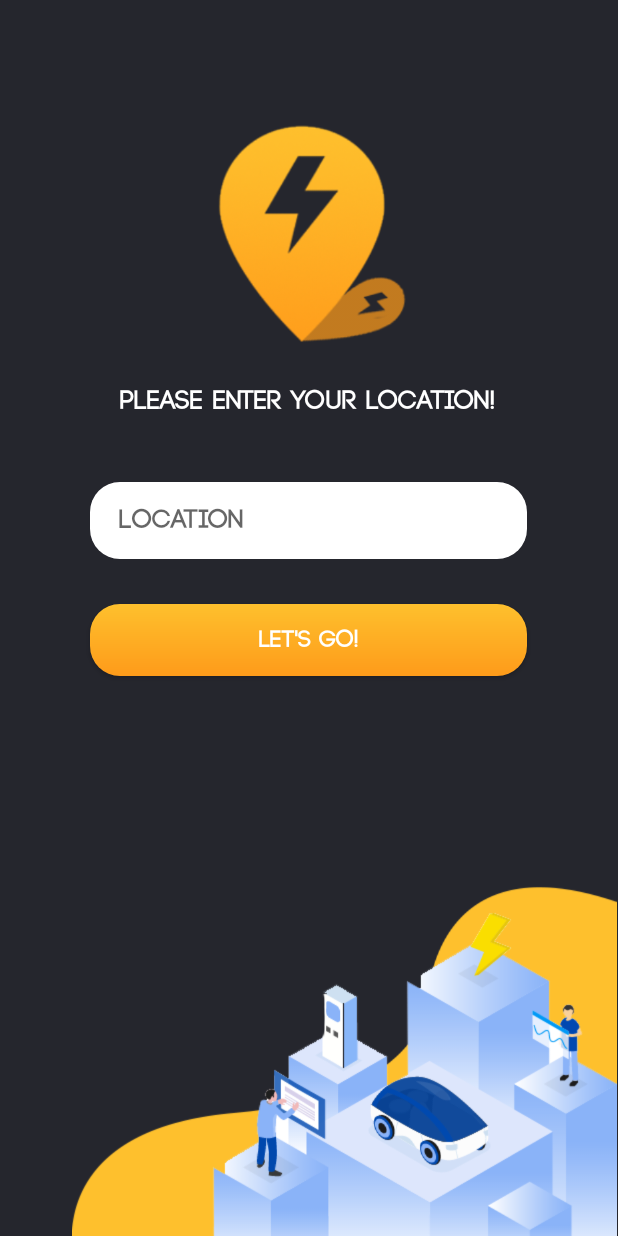
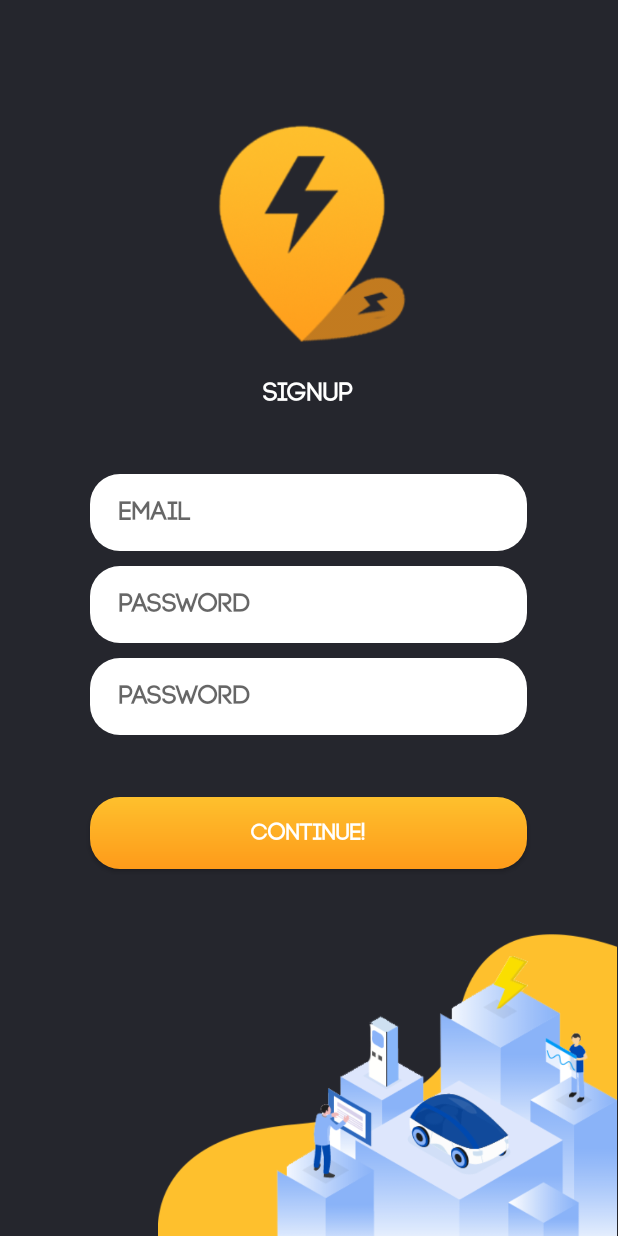
Before and after one commit to shivam-grover/EazyCharge, an Android app: the screen it shows after launch (MainActivity before the commit, SignUp after it), on a phone screen of 412 x 824 dp. Run offline under Robolectric (Android 15) with nearby library versions, the light colour scheme and no system bars; our stand-ins replace Firebase (no records; nobody signed in at launch, a user with empty details on screens opened directly).

Commit message:
Connectors, sign up

```diff
--- a/app/build.gradle
+++ b/app/build.gradle
@@ -1,4 +1,5 @@
 apply plugin: 'com.android.application'
+apply plugin: 'com.google.gms.google-services'
 
 android {
     compileSdkVersion 28
@@ -24,14 +25,19 @@ dependencies {
     implementation 'com.android.support.constraint:constraint-layout:1.1.3'
     implementation 'com.android.support:support-v4:28.0.0'
     implementation 'com.android.support:design:28.0.0'
+    implementation 'com.google.firebase:firebase-database:16.1.0'
+    implementation 'com.google.firebase:firebase-auth:16.1.0'
     testImplementation 'junit:junit:4.12'
     androidTestImplementation 'com.android.support.test:runner:1.0.2'
     androidTestImplementation 'com.android.support.test.espresso:espresso-core:3.0.2'
     implementation 'com.github.navasmdc:MaterialDesign:1.5@aar'
     implementation 'com.github.lecho:hellocharts-library:1.5.8@aar'
+    implementation 'com.google.android.gms:play-services-maps:15.0.1'
+    implementation 'com.google.android.gms:play-services-location:15.0.1'
     implementation 'com.jjoe64:graphview:4.2.2'
     implementation 'com.nineoldandroids:library:2.4.0'
     implementation 'devlight.io:arcprogressstackview:1.0.4'
+    apply plugin: 'com.google.gms.google-services'
 
     implementation 'com.github.PhilJay:MPAndroidChart:v3.1.0-alpha'
 
--- a/app/src/main/java/com/example/chargerapp1/Navi.java
+++ b/app/src/main/java/com/example/chargerapp1/Navi.java
@@ -21,6 +21,8 @@ import com.github.mikephil.charting.charts.LineChart;
 import com.github.mikephil.charting.data.Entry;
 import com.github.mikephil.charting.data.LineData;
 import com.github.mikephil.charting.data.LineDataSet;
+import com.google.firebase.database.DatabaseReference;
+import com.google.firebase.database.FirebaseDatabase;
 import com.jjoe64.graphview.GraphView;
 import com.jjoe64.graphview.series.DataPoint;
 import com.jjoe64.graphview.series.LineGraphSeries;
@@ -36,7 +38,7 @@ public class Navi extends AppCompatActivity
         implements NavigationView.OnNavigationItemSelectedListener {
     private static final int MODEL_COUNT = 4;
     private ArcProgressStackView mArcProgressStackView;
-
+    DatabaseReference databaseReference;
     @RequiresApi(api = Build.VERSION_CODES.LOLLIPOP)
     @Override
     protected void onCreate(Bundle savedInstanceState) {
@@ -44,6 +46,7 @@ public class Navi extends AppCompatActivity
         setContentView(R.layout.activity_navi);
         Toolbar toolbar = (Toolbar) findViewById(R.id.toolbar);
         setSupportActionBar(toolbar);
+//        databaseReference = FirebaseDatabase.getInstance().getReference();
         LineChart chart = (LineChart) findViewById(R.id.charts);
         mArcProgressStackView = (ArcProgressStackView) findViewById(R.id.arcG);
         mArcProgressStackView.setIsShadowed(false);
--- a/app/src/main/java/com/example/chargerapp1/Price.java
+++ b/app/src/main/java/com/example/chargerapp1/Price.java
@@ -55,7 +55,7 @@ public class Price extends AppCompatActivity {
         next.setOnClickListener(new View.OnClickListener() {
             @Override
             public void onClick(View v) {
-                startActivity(new Intent(Price.this, Navi.class));
+                startActivity(new Intent(Price.this, Connector.class));
             }
         });
     }
--- /dev/null
+++ b/app/src/main/java/com/example/chargerapp1/SignUp.java
@@ -0,0 +1,77 @@
+package com.example.chargerapp1;
+
+import android.content.Intent;
+import android.os.Bundle;
+import android.support.annotation.NonNull;
+import android.support.v7.app.AppCompatActivity;
+import android.util.Log;
+import android.view.View;
+import android.widget.Button;
+import android.widget.EditText;
+import android.widget.Toast;
+
+import com.google.android.gms.tasks.OnCompleteListener;
+import com.google.android.gms.tasks.Task;
+import com.google.firebase.auth.AuthResult;
+import com.google.firebase.auth.FirebaseAuth;
+import com.google.firebase.auth.FirebaseUser;
+import com.google.firebase.database.FirebaseDatabase;
+
+
+public class SignUp extends AppCompatActivity {
+
+    Button button;
+    FirebaseAuth mauth;
+    EditText email, password;
+    @Override
+    protected void onCreate(Bundle savedInstanceState) {
+        super.onCreate(savedInstanceState);
+        setContentView(R.layout.activity_signup);
+        button = findViewById(R.id.button);
+        email= findViewById(R.id.editText);
+        password = findViewById(R.id.editText2);
+//        mauth = FirebaseAuth.getInstance();
+        button.setOnClickListener(new View.OnClickListener() {
+            @Override
+            public void onClick(View v) {
+
+
+
+                startActivity(new Intent(SignUp.this, MainActivity.class));
+
+    //                mauth.createUserWithEmailAndPassword(email.toString(), password.toString())
+    //                        .addOnCompleteListener(this, new OnCompleteListener<AuthResult>() {
+    //                            @Override
+    //                            public void onComplete(@NonNull Task<AuthResult> task) {
+    //                                if (task.isSuccessful()) {
+    //                                    // Sign in success, update UI with the signed-in user's information
+    //                                    Log.d("DON", "createUserWithEmail:success");
+    //                                    FirebaseUser user = mauth.getCurrentUser();
+    //                                    startActivity(new Intent(SignUp.this, MainActivity.class));
+    //
+    //                                } else {
+    //                                    // If sign in fails, display a message to the user.
+    //                                    Log.w("NOT", "createUserWithEmail:failure", task.getException());
+    //                                    Toast.makeText(SignUp.this, "Authentication failed.",
+    //                                            Toast.LENGTH_SHORT).show();
+    //                                    updateUI(null);
+    //                                }
+    //
+    //                            }
+    //                        });
+            }
+        });
+    }
+
+    @Override
+    public void onStart() {
+        super.onStart();
+        // Check if user is signed in (non-null) and update UI accordingly.
+//        Fireb\aseUser currentUser = mauth.getCurrentUser();
+//        startActivity(new Intent(SignUp.this, MainActivity.class));
+
+
+    }
+
+
+}
--- a/app/src/main/res/layout/activity_details_pace.xml
+++ b/app/src/main/res/layout/activity_details_pace.xml
@@ -206,7 +206,7 @@
         android:layout_marginTop="50dp"
         android:background="@drawable/edit_round2"
         android:fontFamily="@font/codebold"
-        android:text="Let's Go!"
+        android:text="Continue!"
         android:textColor="#ffffff"
         android:textSize="16dp" />
 
--- a/app/src/main/res/layout/activity_main.xml
+++ b/app/src/main/res/layout/activity_main.xml
@@ -48,18 +48,30 @@
         android:fitsSystemWindows="true"
         app:srcCompat="@drawable/loc" />
 
-    <ImageView
-        android:id="@+id/imageView6"
-        android:layout_width="363dp"
-        android:layout_height="312dp"
-        android:layout_alignParentLeft="true"
 
-        android:layout_alignParentBottom="true"
-        android:layout_marginLeft="48dp"
-        android:layout_marginRight="-50dp"
-        android:layout_marginBottom="-40dp"
-        android:fitsSystemWindows="true"
-        app:srcCompat="@drawable/backso" />
+    <TextView
+        android:id="@+id/textView2"
+        android:layout_width="wrap_content"
+        android:layout_height="wrap_content"
+        android:layout_below="@id/editText"
+        android:layout_centerHorizontal="true"
+        android:layout_marginTop="51dp"
+        android:text="Or click me to find location!"
+        android:textColor="@android:color/holo_green_light"
+        android:textSize="18sp"
+        app:fontFamily="@font/codebold" />
+    <!--<ImageView-->
+        <!--android:id="@+id/imageView6"-->
+        <!--android:layout_width="363dp"-->
+        <!--android:layout_height="312dp"-->
+        <!--android:layout_alignParentLeft="true"-->
+
+        <!--android:layout_alignParentBottom="true"-->
+        <!--android:layout_marginLeft="48dp"-->
+        <!--android:layout_marginRight="-50dp"-->
+        <!--android:layout_marginBottom="-40dp"-->
+        <!--android:fitsSystemWindows="true"-->
+        <!--app:srcCompat="@drawable/backso" />-->
 
     <Button
         android:id="@+id/button"
@@ -68,10 +80,10 @@
         android:fontFamily="@font/codebold"
         android:textSize="16dp"
         android:layout_height="wrap_content"
-        android:layout_below="@id/editText"
+        android:layout_below="@id/textView2"
         android:layout_centerHorizontal="true"
         android:layout_marginTop="30dp"
         android:background="@drawable/edit_round2"
-        android:text="Let's Go!" />
+        android:text="Continue!" />
 
 </RelativeLayout>
--- a/app/src/main/res/layout/activity_price.xml
+++ b/app/src/main/res/layout/activity_price.xml
@@ -235,7 +235,7 @@
         android:layout_marginTop="50dp"
         android:background="@drawable/edit_round2"
         android:fontFamily="@font/codebold"
-        android:text="Let's Go!"
+        android:text="Continue!"
         android:textColor="#ffffff"
         android:textSize="16dp" />
 
--- /dev/null
+++ b/app/src/main/res/layout/activity_signup.xml
@@ -0,0 +1,120 @@
+<?xml version="1.0" encoding="utf-8"?>
+<RelativeLayout xmlns:android="http://schemas.android.com/apk/res/android"
+    xmlns:app="http://schemas.android.com/apk/res-auto"
+    xmlns:tools="http://schemas.android.com/tools"
+    android:layout_width="match_parent"
+    android:layout_height="match_parent"
+    android:background="#25262d"
+    tools:context=".MainActivity">
+
+    <TextView
+        android:id="@+id/textView"
+        android:layout_width="wrap_content"
+        android:layout_height="wrap_content"
+        android:layout_below="@id/imageView"
+        android:layout_centerHorizontal="true"
+        android:text="SignUp"
+        android:textColor="@android:color/background_light"
+        android:layout_marginTop="-5dp"
+        android:textSize="18sp"
+        app:fontFamily="@font/codebold" />
+
+    <EditText
+        android:id="@+id/editText"
+        android:layout_width="291dp"
+        android:layout_height="51dp"
+        android:layout_below="@id/textView"
+        android:layout_centerHorizontal="true"
+        android:layout_marginStart="8dp"
+        android:layout_marginLeft="8dp"
+        android:layout_marginTop="44dp"
+        android:layout_marginEnd="8dp"
+
+        android:layout_marginRight="8dp"
+        android:background="@drawable/edit_round"
+        android:ems="10"
+        android:fontFamily="@font/codebold"
+
+        android:hint="Email"
+        android:inputType="textPersonName"
+        android:paddingLeft="19dp"
+        android:paddingRight="19dp" />
+
+    <EditText
+        android:id="@+id/editText2"
+        android:layout_width="291dp"
+        android:layout_height="51dp"
+        android:layout_below="@id/editText"
+        android:layout_centerHorizontal="true"
+        android:layout_marginStart="8dp"
+        android:layout_marginLeft="8dp"
+        android:layout_marginTop="10dp"
+        android:layout_marginEnd="8dp"
+
+        android:layout_marginRight="8dp"
+        android:background="@drawable/edit_round"
+        android:ems="10"
+        android:fontFamily="@font/codebold"
+
+        android:hint="Password"
+        android:inputType="textPassword"
+        android:paddingLeft="19dp"
+        android:paddingRight="19dp" />
+
+    <EditText
+        android:id="@+id/editText3"
+        android:layout_width="291dp"
+        android:layout_height="51dp"
+        android:layout_below="@id/editText2"
+        android:layout_centerHorizontal="true"
+        android:layout_marginStart="8dp"
+        android:layout_marginLeft="8dp"
+        android:layout_marginTop="10dp"
+        android:layout_marginEnd="8dp"
+
+        android:layout_marginRight="8dp"
+        android:background="@drawable/edit_round"
+        android:ems="10"
+        android:fontFamily="@font/codebold"
+
+        android:hint="Password"
+        android:inputType="textPassword"
+        android:paddingLeft="19dp"
+        android:paddingRight="19dp" />
+
+    <ImageView
+        android:id="@+id/imageView"
+        android:layout_width="325dp"
+        android:layout_height="187dp"
+        android:layout_centerHorizontal="true"
+        android:layout_marginTop="70dp"
+        android:fitsSystemWindows="true"
+        app:srcCompat="@drawable/loc" />
+
+    <ImageView
+        android:id="@+id/imageView6"
+        android:layout_width="306dp"
+        android:layout_height="286dp"
+        android:layout_alignParentLeft="true"
+
+        android:layout_alignParentBottom="true"
+        android:layout_marginLeft="105dp"
+        android:layout_marginRight="-50dp"
+        android:layout_marginBottom="-40dp"
+        android:fitsSystemWindows="true"
+        app:srcCompat="@drawable/backso" />
+
+    <Button
+        android:id="@+id/button"
+        android:layout_width="291dp"
+        android:layout_height="wrap_content"
+        android:layout_below="@id/editText3"
+        android:layout_marginTop="41dp"
+        android:layout_centerHorizontal="true"
+        android:background="@drawable/edit_round2"
+        android:fontFamily="@font/codebold"
+        android:text="Continue!"
+        android:textColor="#ffffff"
+        android:textSize="16dp" />
+
+</RelativeLayout>
--- a/build.gradle
+++ b/build.gradle
@@ -8,6 +8,7 @@ buildscript {
     }
     dependencies {
         classpath 'com.android.tools.build:gradle:3.3.1'
+        classpath 'com.google.gms:google-services:4.1.0'
 
         // NOTE: Do not place your application dependencies here; they belong
         // in the individual module build.gradle files
```
Also changed, not shown: app/src/main/AndroidManifest.xml (+8 -1 lines), app/src/main/java/com/example/chargerapp1/Connector.java (added, +43 -0 lines), app/src/main/java/com/example/chargerapp1/MainActivity.java (+37 -2 lines), app/src/main/res/layout/activity_connecto.xml (added, +84 -0 lines), app/src/main/res/layout/content_navi.xml (+38 -7 lines), app/src/main/res/drawable-v24/chademo.png (added), app/src/main/res/drawable-v24/j1772.png (added), app/src/main/res/drawable-v24/j1772a.png (added), app/src/main/res/drawable-v24/nema.png (added), app/src/main/res/drawable-v24/tesla.png (added).
